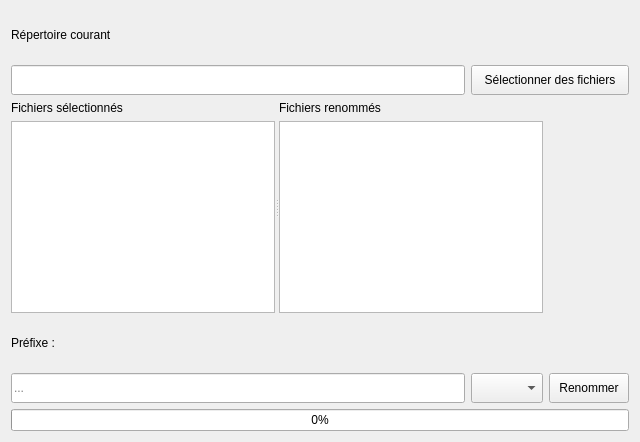
Before: the Qt Designer form app/ui/window.ui in thbeab/Bulk-file-rename, drawn with Qt 5.
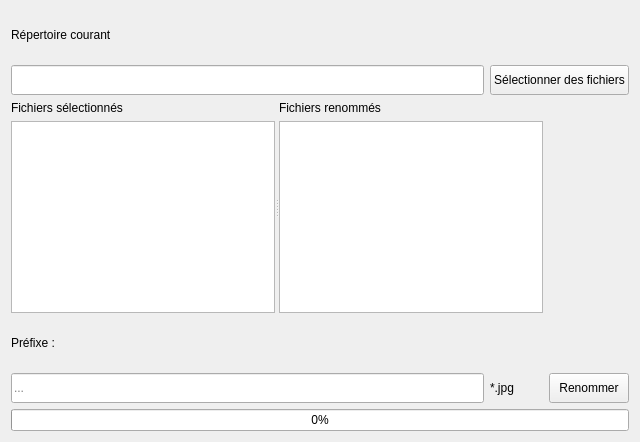
After: the same form once the commit is applied.

Commit message: show selected files

The edit to the form file:
```diff
--- a/app/ui/window.ui
+++ b/app/ui/window.ui
@@ -138,22 +138,6 @@
      </property>
     </widget>
    </item>
-   <item row="4" column="1">
-    <widget class="QComboBox" name="extensionBox">
-     <property name="minimumSize">
-      <size>
-       <width>0</width>
-       <height>30</height>
-      </size>
-     </property>
-     <property name="maximumSize">
-      <size>
-       <width>16777215</width>
-       <height>30</height>
-      </size>
-     </property>
-    </widget>
-   </item>
    <item row="4" column="2">
     <widget class="QPushButton" name="renameFilesButton">
      <property name="minimumSize">
@@ -180,6 +164,13 @@
      </property>
     </widget>
    </item>
+   <item row="4" column="1">
+    <widget class="QLabel" name="extensionLabel">
+     <property name="text">
+      <string>*.jpg</string>
+     </property>
+    </widget>
+   </item>
   </layout>
  </widget>
  <resources/>
```
The commit also changes 2 other files.
